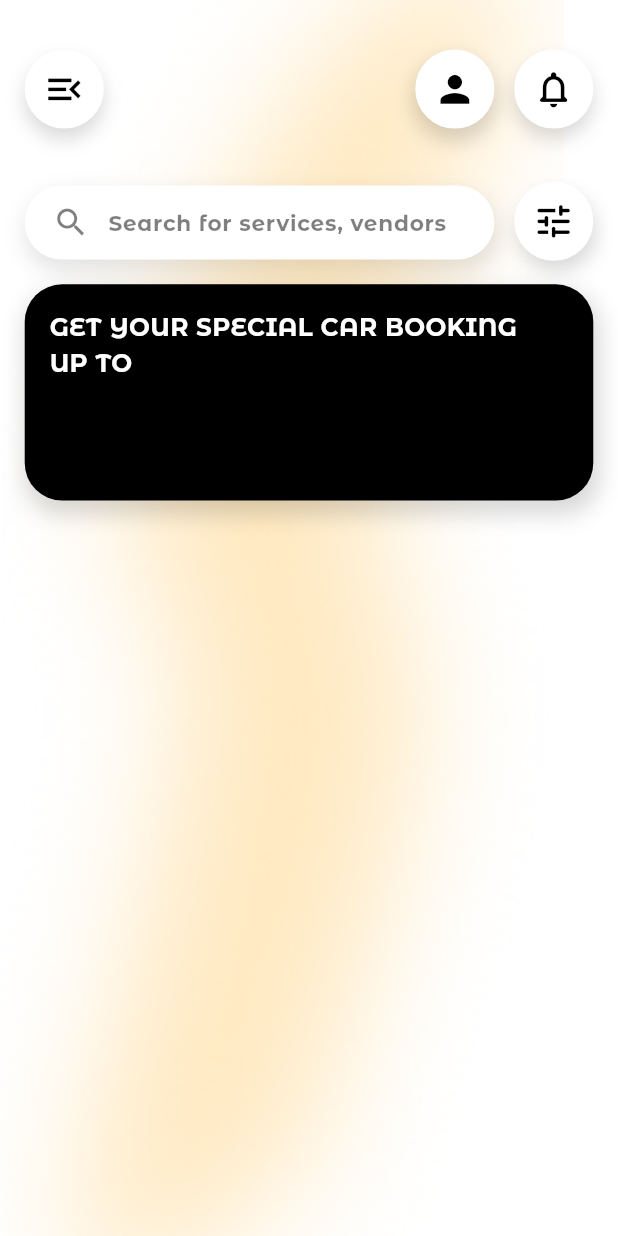
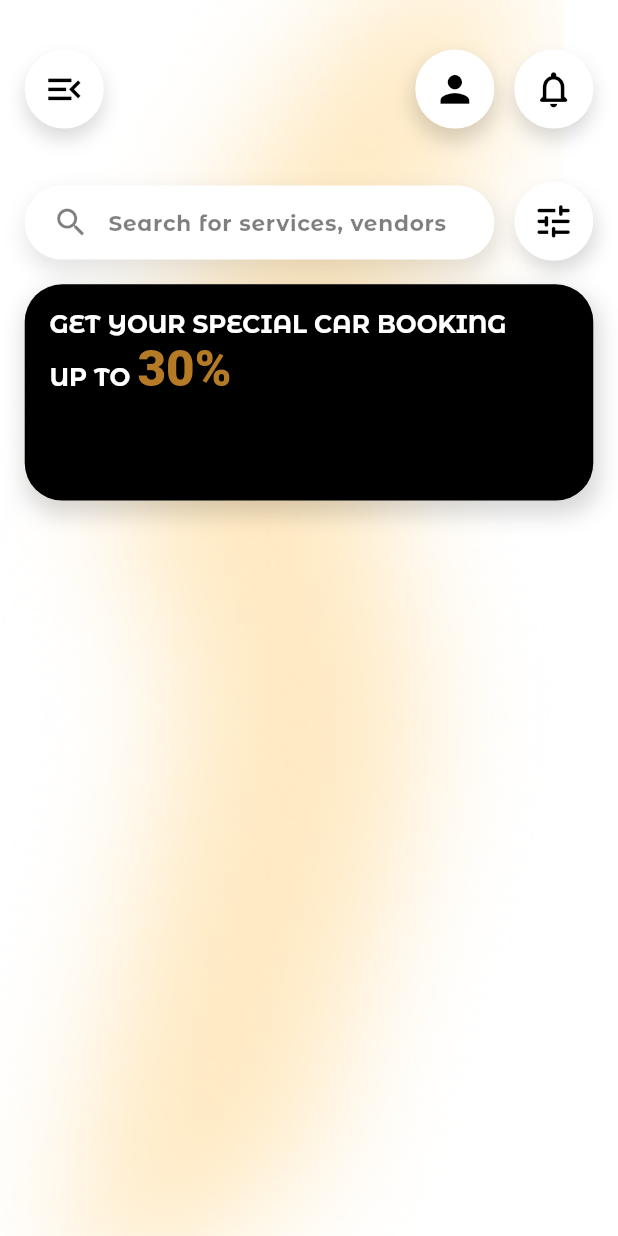
Before and after one commit to Alvin11David/Events-Uganda, a Flutter app: the screen it shows after launch, on a phone screen of 412 x 824 dp. Run offline on Flutter 3.47's test engine with Material 3 defaults, Android fonts, the phone set to English and light mode, and no system bars; our stand-ins replace firebase_auth, firebase_core, google_sign_in; accounts and stored records are empty.

Commit message:
Added a some text in the rectangle

```diff
--- a/events_uganda/lib/Users/Customers/Customer_Home_Screen.dart
+++ b/events_uganda/lib/Users/Customers/Customer_Home_Screen.dart
@@ -249,13 +249,28 @@ class _CustomerHomeScreenState extends State<CustomerHomeScreen>
                   padding: EdgeInsets.all(screenWidth * 0.04),
                   child: Align(
                     alignment: Alignment.topLeft,
-                    child: Text(
-                      'GET YOUR SPECIAL CAR BOOKING\nUP TO',
-                      style: TextStyle(
-                        color: Colors.white,
-                        fontSize: screenWidth * 0.04,
-                        fontWeight: FontWeight.w700,
-                        fontFamily: 'Montserrat',
+                    child: RichText(
+                      text: TextSpan(
+                        style: TextStyle(
+                          color: Colors.white,
+                          fontSize: screenWidth * 0.04,
+                          fontWeight: FontWeight.w700,
+                          fontFamily: 'Montserrat',
+                        ),
+                        children: [
+                          const TextSpan(
+                            text: 'GET YOUR SPECIAL CAR BOOKING\n',
+                          ),
+                          const TextSpan(text: 'UP TO '),
+                          TextSpan(
+                            text: '30%',
+                            style: TextStyle(
+                              color: const Color(0xFFB47A25),
+                              fontSize: screenWidth * 0.08,
+                              fontWeight: FontWeight.w800,
+                            ),
+                          ),
+                        ],
                       ),
                     ),
                   ),
```
